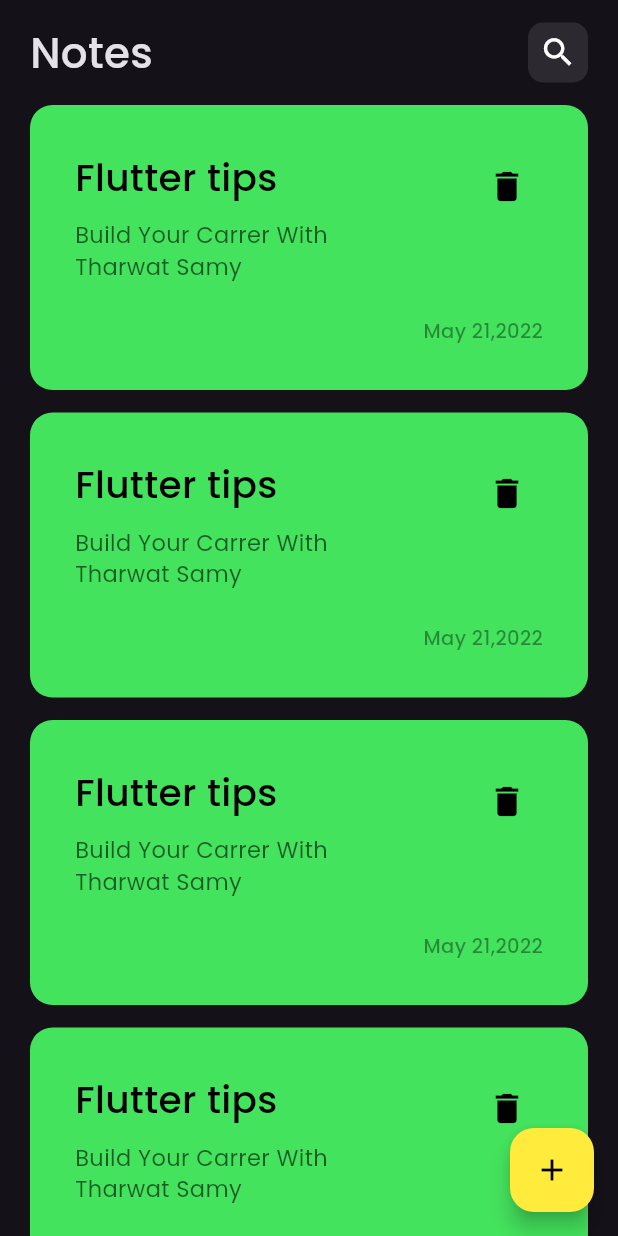
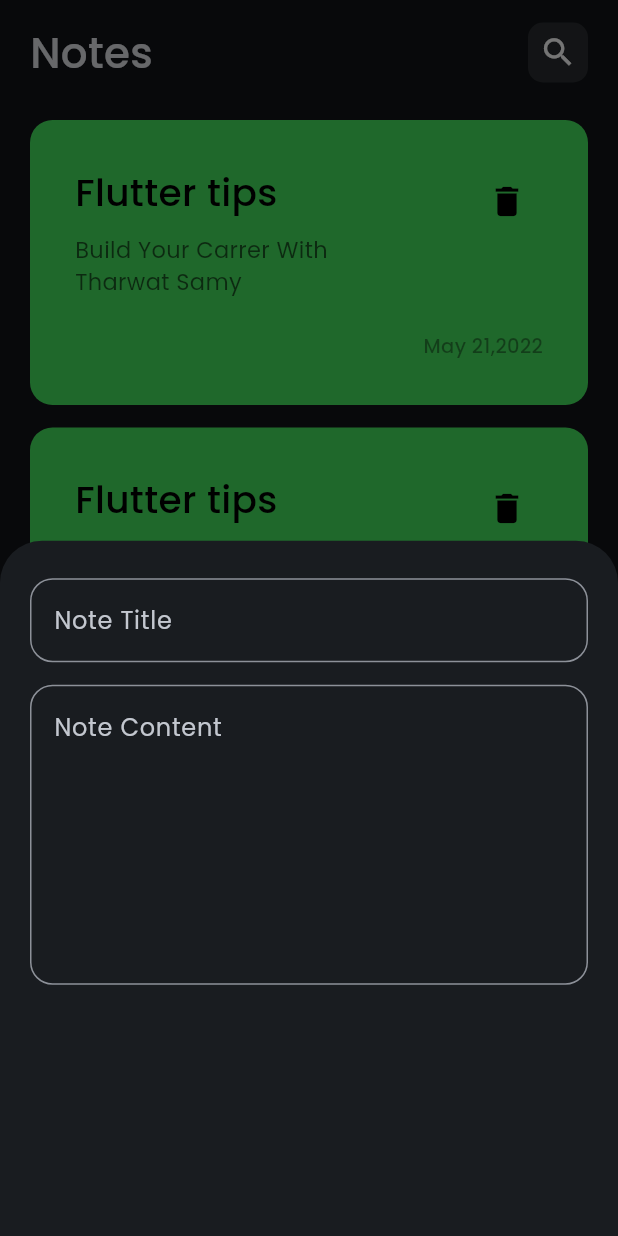
Before and after one commit to abdulrahmanhaney/Notes_App, a Flutter app: the screen it shows after launch, after a tap on the "add" icon, on a phone screen of 412 x 824 dp. Run offline on Flutter 3.47's test engine with Material 2 defaults, Android fonts, the phone set to English and light mode, and no system bars.

Commit message:
add field to butom cheet

```diff
--- a/analysis_options.yaml
+++ b/analysis_options.yaml
@@ -24,6 +24,8 @@ linter:
   rules:
     # avoid_print: false  # Uncomment to disable the `avoid_print` rule
     # prefer_single_quotes: true  # Uncomment to enable the `prefer_single_quotes` rule
-
+analyzer:
+  errors:
+    sized_box_for_whitespace: false
 # Additional information about this file can be found at
 # https://dart.dev/guides/language/analysis-options
--- /dev/null
+++ b/lib/constants.dart
@@ -0,0 +1,3 @@
+import 'package:flutter/material.dart';
+
+const Color kPrimaryColor = Colors.blue;
--- a/lib/main.dart
+++ b/lib/main.dart
@@ -1,4 +1,5 @@
 import 'package:flutter/material.dart';
+import 'package:notes_app/constants.dart';
 import 'package:notes_app/views/notes_view.dart';
 
 void main() {
@@ -16,6 +17,7 @@ class NotesApp extends StatelessWidget {
         fontFamily: 'Poppins',
         brightness: Brightness.dark,
         useMaterial3: true,
+        colorSchemeSeed: kPrimaryColor,
       ),
       home: const SafeArea(
         child: NotesView(),
--- a/lib/views/notes_view.dart
+++ b/lib/views/notes_view.dart
@@ -1,4 +1,6 @@
 import 'package:flutter/material.dart';
+import 'package:notes_app/constants.dart';
+import 'package:notes_app/views/widgets/custom_note_button_cheet.dart';
 import 'package:notes_app/views/widgets/notes_view_body.dart';
 
 class NotesView extends StatelessWidget {
@@ -9,8 +11,15 @@ class NotesView extends StatelessWidget {
     return Scaffold(
       body: const NotesViewBody(),
       floatingActionButton: FloatingActionButton(
-        onPressed: () {},
-        backgroundColor: Colors.yellow,
+        onPressed: () {
+          showModalBottomSheet(
+            context: context,
+            builder: (context) {
+              return const CustomNotesButtonCheet();
+            },
+          );
+        },
+        backgroundColor: kPrimaryColor,
         child: const Icon(
           Icons.add,
           color: Colors.black,
--- /dev/null
+++ b/lib/views/widgets/custom_note_button_cheet.dart
@@ -0,0 +1,44 @@
+import 'package:flutter/material.dart';
+
+class CustomNotesButtonCheet extends StatelessWidget {
+  const CustomNotesButtonCheet({super.key});
+
+  @override
+  Widget build(BuildContext context) {
+    return Container(
+      height: 500,
+      padding: const EdgeInsets.all(20),
+      child: Column(
+        children: [
+          const SizedBox(
+            height: 5,
+          ),
+          TextField(
+            decoration: InputDecoration(
+              border: buildBorder(),
+              hintText: 'Note Title',
+            ),
+          ),
+          const SizedBox(
+            height: 15,
+          ),
+          TextField(
+            maxLines: 7,
+            decoration: InputDecoration(
+              border: buildBorder(),
+              hintText: 'Note Content',
+            ),
+          ),
+        ],
+      ),
+    );
+  }
+
+  OutlineInputBorder buildBorder() {
+    return const OutlineInputBorder(
+      borderRadius: BorderRadius.all(
+        Radius.circular(15),
+      ),
+    );
+  }
+}
--- a/lib/views/widgets/notes_list_view.dart
+++ b/lib/views/widgets/notes_list_view.dart
@@ -9,6 +9,7 @@ class NotesListView extends StatelessWidget {
   Widget build(BuildContext context) {
     return ListView.builder(
       itemCount: 10,
+      padding: const EdgeInsets.only(top: 10),
       itemBuilder: (context, index) {
         return const CustomNoteItem();
       },
```
